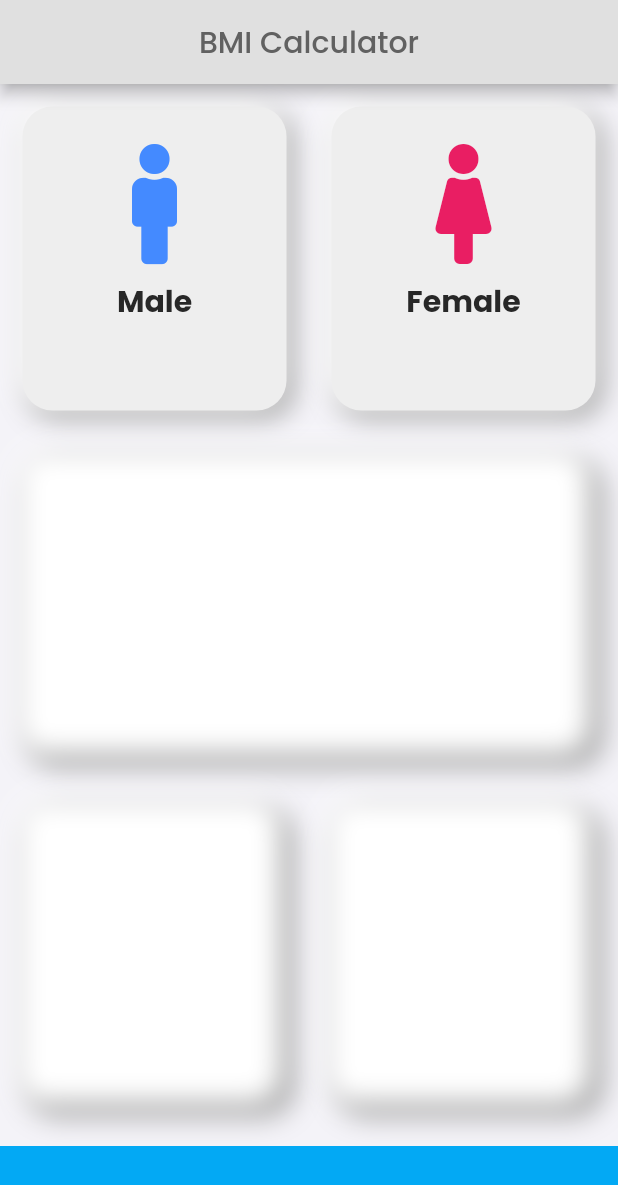
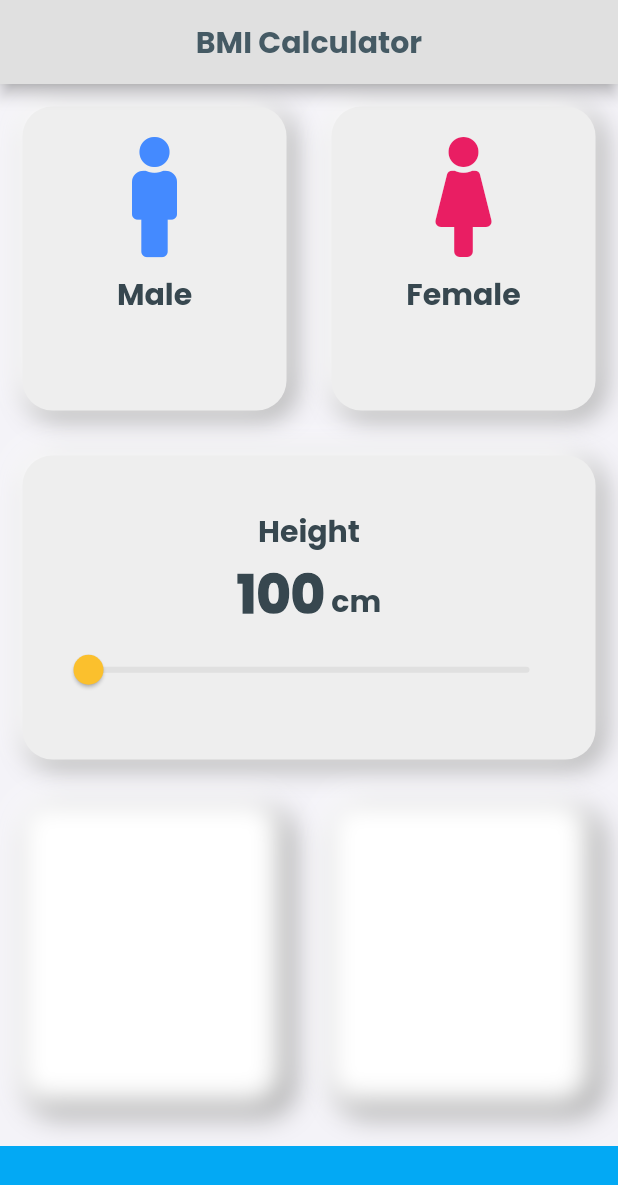
Before and after one commit to 4rnav/BMI-Calculator, a Flutter app: the screen it shows after launch, on a phone screen of 412 x 824 dp. Shown: the top 1185 px of the screen. Run offline on Flutter 3.47's test engine with Material 2 defaults, Android fonts, the phone set to English and light mode, and no system bars; our stand-ins replace font_awesome_flutter, google_fonts.

Commit message:
added constants file, height slider card

```diff
--- /dev/null
+++ b/bmi_calculator/lib/constants.dart
@@ -0,0 +1,18 @@
+import 'package:flutter/material.dart';
+
+const bottomBarHeight = 60.0;
+const bottomBarColor = Colors.lightBlue;
+const int kMaxHeight = 220;
+const int kMinHeight = 100;
+
+const TextStyle kNumberTextStyle = TextStyle(
+    fontSize: 35.0,
+    fontWeight: FontWeight.w900,
+    fontFamily: 'Poppins',
+    color: Color.fromRGBO(55, 71, 79, 1));
+
+const TextStyle kLabelTextStyle = TextStyle(
+    fontFamily: 'Poppins',
+    fontWeight: FontWeight.bold,
+    color: Color.fromRGBO(55, 71, 79, 1),
+    fontSize: 20.0);
--- a/bmi_calculator/lib/icon_content.dart
+++ b/bmi_calculator/lib/icon_content.dart
@@ -2,6 +2,7 @@
 
 import 'package:flutter/material.dart';
 import 'package:google_fonts/google_fonts.dart';
+import 'constants.dart';
 
 class IconContent extends StatelessWidget {
   IconContent({required this.icon, required this.label, required this.iconColor});
@@ -24,7 +25,7 @@ class IconContent extends StatelessWidget {
         ),
         Text(
           label,
-          style: GoogleFonts.getFont('Poppins', fontWeight: FontWeight.bold, color: Color.fromARGB(255, 39, 39, 39), fontSize: 20.0)
+          style: kLabelTextStyle
         ),
       ],
     );
--- a/bmi_calculator/lib/input_page.dart
+++ b/bmi_calculator/lib/input_page.dart
@@ -4,9 +4,8 @@ import 'package:flutter/material.dart';
 import 'package:font_awesome_flutter/font_awesome_flutter.dart';
 import 'icon_content.dart';
 import 'neuomorph_card.dart';
+import 'constants.dart';
 
-const bottomBarHeight = 60.0;
-const bottomBarColor = Colors.lightBlue;
 // Color maleCardColor = Color(0xFFEEEEEE);
 // Color femaleCardColor = Color(0xFFEEEEEE);
 
@@ -24,6 +23,7 @@ class _InputPageState extends State<InputPage> {
   static const inactiveColour = Color(0xFFEEEEEE);
 
   Gender? selectedGender;
+  int heightInput = kMinHeight;
 
   @override
   Widget build(BuildContext context) {
@@ -33,8 +33,10 @@ class _InputPageState extends State<InputPage> {
         title: Center(
           child: Text(
             'BMI Calculator',
-            style:
-                TextStyle(color: Colors.grey.shade700, fontFamily: 'Poppins'),
+            style: TextStyle(
+                color: Colors.blueGrey.shade700,
+                fontFamily: 'Poppins',
+                fontWeight: FontWeight.bold),
           ),
         ),
         backgroundColor: Colors.grey[300],
@@ -81,7 +83,45 @@ class _InputPageState extends State<InputPage> {
               ],
             ),
           ),
-          Expanded(child: NeumorphCard()),
+          Expanded(
+              child: NeumorphCard(
+            cardChild: Column(
+              mainAxisAlignment: MainAxisAlignment.center,
+              children: [
+                Text(
+                  'Height',
+                  style: kLabelTextStyle,
+                ),
+                Row(
+                  mainAxisAlignment: MainAxisAlignment.center,
+                  crossAxisAlignment: CrossAxisAlignment.baseline,
+                  textBaseline: TextBaseline.alphabetic,
+                  children: [
+                    Text(
+                      heightInput.toString(),
+                      style: kNumberTextStyle,
+                    ),
+                    Text(
+                      ' cm',
+                      style: kLabelTextStyle,
+                    )
+                  ],
+                ),
+                Slider(
+                    value: heightInput.toDouble(),
+                    max: kMaxHeight.toDouble(),
+                    min: kMinHeight.toDouble(),
+                    inactiveColor: Colors.grey.shade300,
+                    activeColor: Colors.yellow.shade700,
+                    onChanged: (double newValue) {
+                      setState(() {
+                        heightInput = newValue.toInt();
+                      });
+                    }),
+              ],
+            ),
+            cardColor: inactiveColour,
+          )),
           Expanded(
             child: Row(
               children: <Widget>[
--- a/bmi_calculator/lib/neuomorph_card.dart
+++ b/bmi_calculator/lib/neuomorph_card.dart
@@ -20,7 +20,7 @@ class NeumorphCard extends StatelessWidget {
       child: Container(
         child: cardChild,
         margin: EdgeInsets.all(15.0),
-        padding: EdgeInsets.all(25.0),
+        padding: EdgeInsets.all(20.0),
         decoration: BoxDecoration(
             color: cardColor,
             borderRadius: BorderRadius.circular(20),
--- a/bmi_calculator/pubspec.yaml
+++ b/bmi_calculator/pubspec.yaml
@@ -79,6 +79,11 @@ flutter:
     - family: Amenable
       fonts:
         - asset: fonts/Amenable-PersonalUse.otf
+    - family: Poppins
+      fonts:
+
+        - asset: fonts/Poppins-Bold.ttf
+
   #       - asset: fonts/Schyler-Italic.ttf
   #         style: italic
   #   - family: Trajan Pro
```
Also changed, not shown: bmi_calculator/fonts/Poppins-Bold.ttf (added), bmi_calculator/fonts/Poppins-SemiBold.ttf (added).
